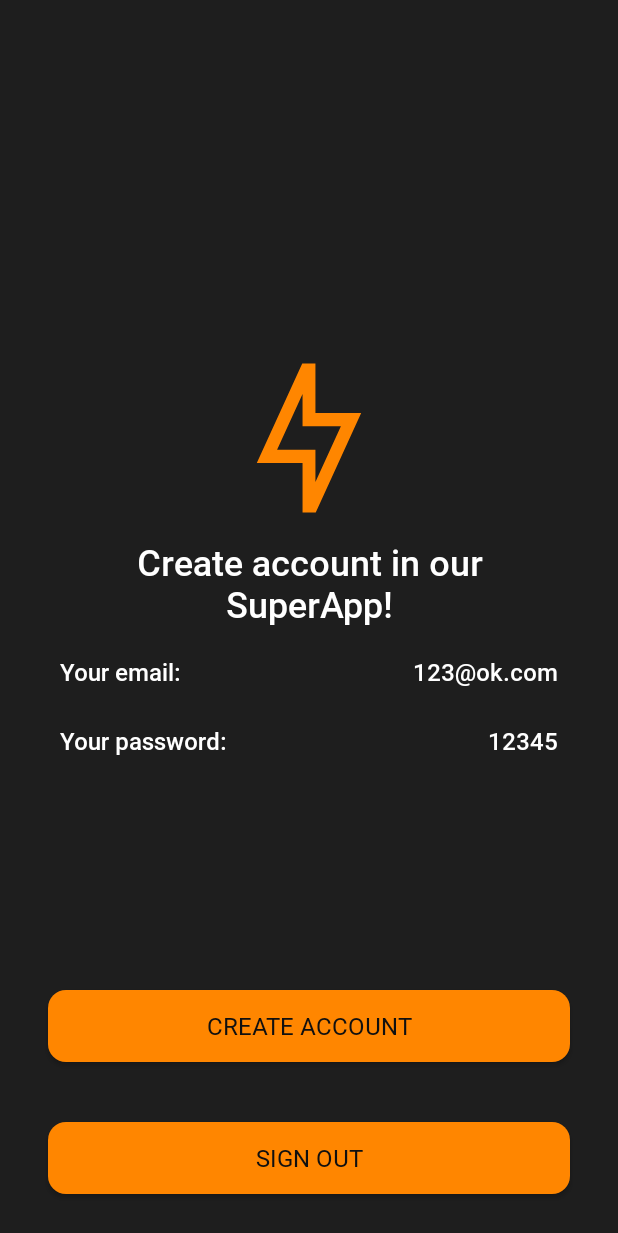
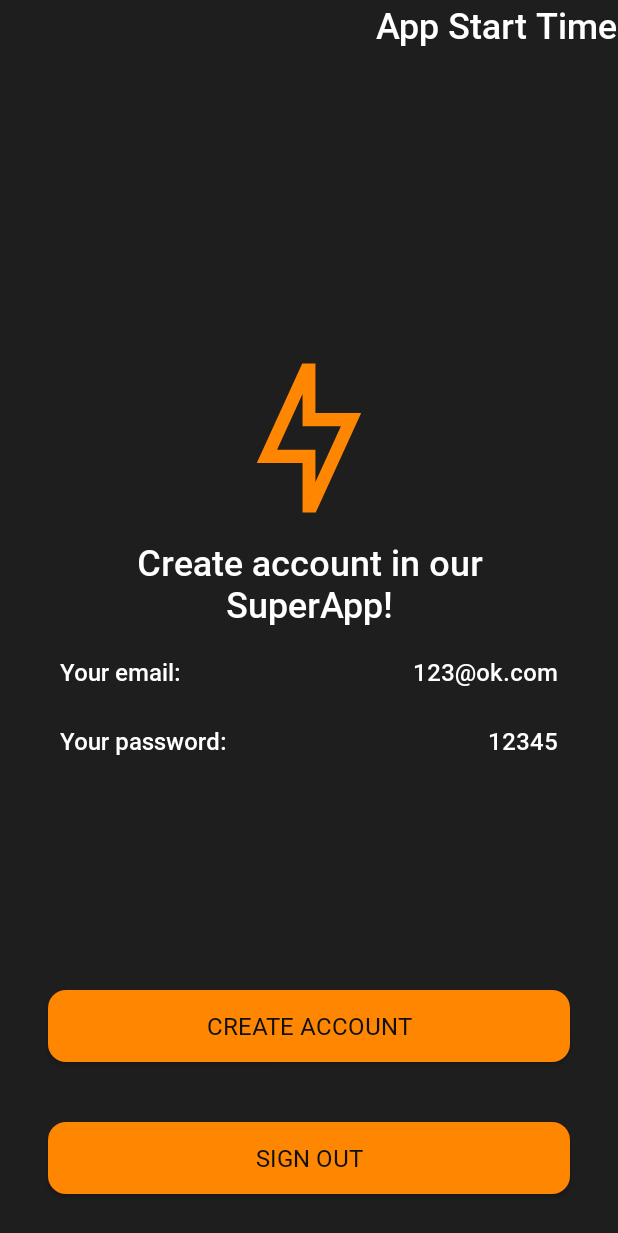
Before and after one commit to petro-ih/android_trainee, an Android app: the layout activity_login.xml on its own in the app's theme, with its tools: preview values and no code run, on a phone screen of 412 x 824 dp. Shown: the top 1233 px of the screen. Run offline under Robolectric (Android 15) with nearby library versions, the light colour scheme and no system bars.

```diff
--- a/scope101/src/main/res/layout/activity_login.xml
+++ b/scope101/src/main/res/layout/activity_login.xml
@@ -120,5 +120,12 @@
         app:layout_constraintTop_toBottomOf="@id/emailyour"
         tools:text="12345"
         tools:visibility="visible" />
-
+    <TextView
+        android:id="@+id/appStartTime"
+        android:layout_width="wrap_content"
+        android:layout_height="wrap_content"
+        app:layout_constraintEnd_toEndOf="parent"
+        app:layout_constraintTop_toTopOf="parent"
+        android:text="@string/app_start_time"
+        style="@style/Header1"/>
 </androidx.constraintlayout.widget.ConstraintLayout>
--- a/scope101/src/main/res/values/strings.xml
+++ b/scope101/src/main/res/values/strings.xml
@@ -25,4 +25,5 @@
     <string name="number">1 number</string>
     <string name="password">Password</string>
     <string name="action_enter_password">com.petro.scope101.ENTER_PASSWORD</string>
+    <string name="app_start_time">App Start Time</string>
 </resources>
```
Also changed, not shown: scope101/src/main/java/com/petro/scope101/activity/LoginActivity.java (+18 -0 lines).
